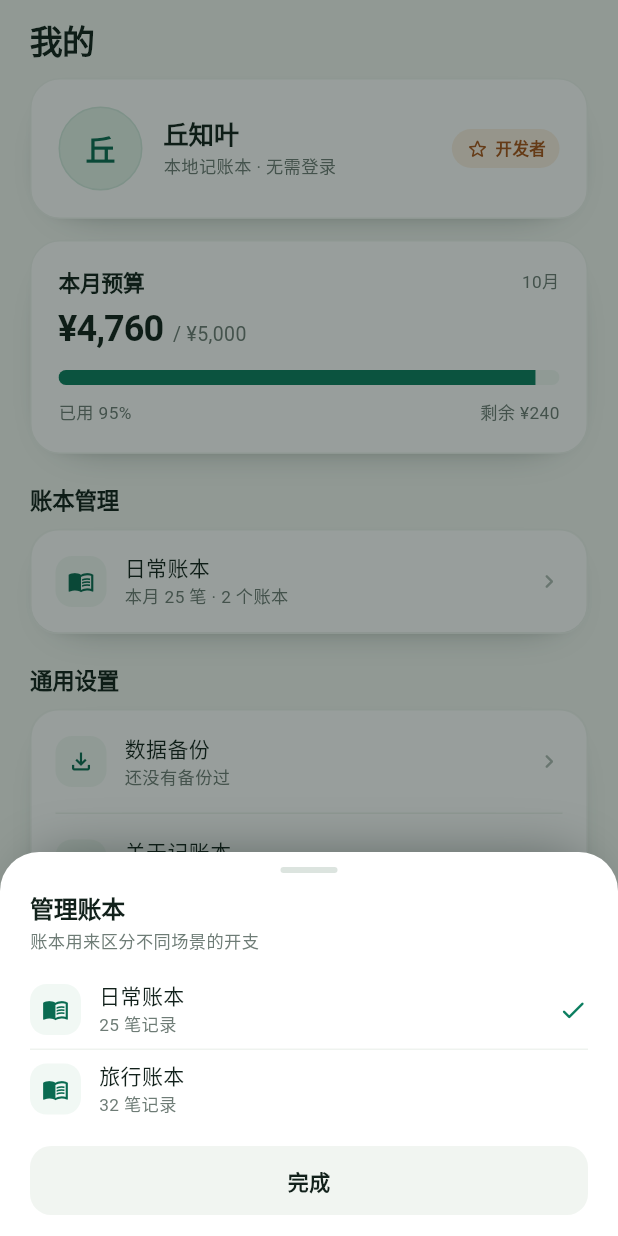
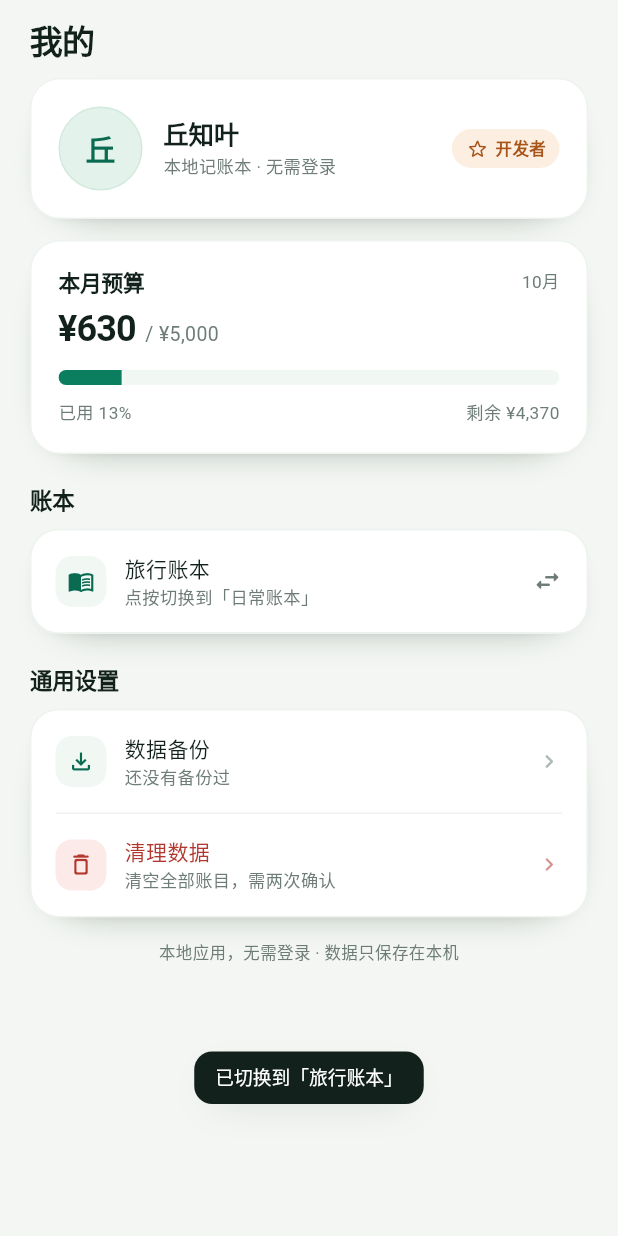
Before and after one commit to qiuzhiyei/entry-flow, a Flutter app: the ProfileScreen widget shown alone on an empty page, opened directly, after a tap on "日常账本", on a phone screen of 412 x 824 dp. Run offline on Flutter 3.47's test engine with Material 3 defaults, Android fonts, the phone set to English and light mode, and no system bars; our stand-ins replace file_picker, hive, hive_flutter; accounts and stored records are empty.

Commit message:
Simplify profile ledger switching and remove duplicate about
Collapse ledger management to a single direct-switch row without a sheet, and remove the about row whose developer text duplicated the user card.

```diff
--- a/lib/screens/profile_screen.dart
+++ b/lib/screens/profile_screen.dart
@@ -12,16 +12,23 @@ import '../widgets/data_backup_sheet.dart';
 class ProfileScreen extends StatelessWidget {
   const ProfileScreen({super.key});
 
-  Future<void> _openLedgerSheet(BuildContext context) async {
+  Future<void> _switchLedger(BuildContext context) async {
     final provider = context.read<LedgerProvider>();
-    await showModalBottomSheet<void>(
-      context: context,
-      isScrollControlled: true,
-      useSafeArea: false,
-      backgroundColor: Colors.transparent,
-      barrierColor: AppColors.scrim,
-      builder: (sheetContext) => _LedgerSheet(provider: provider),
+    final current = provider.selectedLedger;
+    final next = Ledgers.all.firstWhere(
+      (ledger) => ledger.id != current.id,
+      orElse: () => current,
     );
+    if (next.id == current.id) return;
+
+    try {
+      await provider.selectLedger(next.id);
+      if (!context.mounted) return;
+      showAppToast('已切换到「${next.name}」');
+    } catch (_) {
+      if (!context.mounted) return;
+      showAppToast('账本切换失败，请重试');
+    }
   }
 
   @override
@@ -32,6 +39,10 @@ class ProfileScreen extends StatelessWidget {
     final budget = LedgerProvider.budgetCents;
     final progress = (used / budget).clamp(0.0, 1.0).toDouble();
     final over = used > budget;
+    final otherLedger = Ledgers.all.firstWhere(
+      (item) => item.id != ledger.selectedLedger.id,
+      orElse: () => ledger.selectedLedger,
+    );
 
     return Column(
       crossAxisAlignment: CrossAxisAlignment.stretch,
@@ -53,15 +64,15 @@ class ProfileScreen extends StatelessWidget {
                 over: over,
                 monthLabel: Dates.monthShort(now),
               ),
-              _SectionHead('账本管理'),
+              _SectionHead('账本'),
               _ListCard(
                 children: <Widget>[
                   _LedgerRow(
                     ledger: ledger.selectedLedger,
-                    subtitle:
-                        '本月 ${ledger.currentMonthCount} 笔 · '
-                        '${Ledgers.all.length} 个账本',
-                    onTap: () => _openLedgerSheet(context),
+                    subtitle: otherLedger.id == ledger.selectedLedger.id
+                        ? '当前账本'
+                        : '点按切换到「${otherLedger.name}」',
+                    onTap: () => _switchLedger(context),
                   ),
                 ],
               ),
@@ -73,13 +84,6 @@ class ProfileScreen extends StatelessWidget {
                     title: '数据备份',
                     subtitle: Dates.backupLabel(ledger.lastBackupAt, now: now),
                     onTap: () => showDataBackupSheet(context),
-                  ),
-                  const _RowDivider(),
-                  _SettingRow(
-                    icon: Icons.info_outline_rounded,
-                    title: '关于记账本',
-                    subtitle: '丘知叶 开发 · 本地运行 v1.0',
-                    onTap: () => showAppToast('记账本 v1.0 · 开发者 丘知叶'),
                   ),
                   const _RowDivider(),
                   _SettingRow(
@@ -428,9 +432,9 @@ class _LedgerRow extends StatelessWidget {
               ),
             ),
             const Icon(
-              Icons.chevron_right_rounded,
-              size: 18,
-              color: AppColors.chevron,
+              Icons.swap_horiz_rounded,
+              size: 20,
+              color: AppColors.ink3,
             ),
           ],
         ),
@@ -502,173 +506,3 @@ class _SettingRow extends StatelessWidget {
     );
   }
 }
-
-class _LedgerSheet extends StatelessWidget {
-  const _LedgerSheet({required this.provider});
-
-  final LedgerProvider provider;
-
-  int _countFor(Ledger ledger) {
-    // Matches the prototype: the daily ledger shows this month's count, the
-    // travel ledger shows its total count.
-    return ledger.id == Ledgers.daily.id
-        ? provider.currentMonthCountForLedger(ledger.id)
-        : provider.totalCountForLedger(ledger.id);
-  }
-
-  @override
-  Widget build(BuildContext context) {
-    final bottomInset = MediaQuery.viewPaddingOf(context).bottom;
-    final ledgerRows = <Widget>[];
-    for (var i = 0; i < Ledgers.all.length; i++) {
-      final ledger = Ledgers.all[i];
-      if (i > 0) ledgerRows.add(const _RowDivider());
-      ledgerRows.add(
-        _SheetLedgerRow(
-          ledger: ledger,
-          count: _countFor(ledger),
-          selected: provider.selectedLedger.id == ledger.id,
-          onTap: () async {
-            if (provider.selectedLedger.id == ledger.id) {
-              Navigator.of(context).pop();
-              return;
-            }
-            await provider.selectLedger(ledger.id);
-            if (!context.mounted) return;
-            Navigator.of(context).pop();
-            showAppToast('已切换到「${ledger.name}」');
-          },
-        ),
-      );
-    }
-
-    return Container(
-      padding: EdgeInsets.fromLTRB(20, 10, 20, bottomInset + 14),
-      decoration: const BoxDecoration(
-        color: AppColors.surface,
-        borderRadius: BorderRadius.vertical(top: Radius.circular(26)),
-        boxShadow: <BoxShadow>[
-          BoxShadow(
-            color: Color(0x80091812),
-            offset: Offset(0, -12),
-            blurRadius: 32,
-            spreadRadius: -18,
-          ),
-        ],
-      ),
-      child: Column(
-        mainAxisSize: MainAxisSize.min,
-        crossAxisAlignment: CrossAxisAlignment.stretch,
-        children: <Widget>[
-          Center(
-            child: Container(
-              width: 38,
-              height: 4,
-              margin: const EdgeInsets.only(bottom: 14),
-              decoration: BoxDecoration(
-                color: const Color(0xFFDCE4DF),
-                borderRadius: BorderRadius.circular(99),
-              ),
-            ),
-          ),
-          const Text(
-            '管理账本',
-            style: TextStyle(
-              fontSize: 16,
-              height: 1.2,
-              fontWeight: FontWeight.w600,
-              letterSpacing: -0.16,
-              color: AppColors.ink,
-            ),
-          ),
-          const SizedBox(height: 4),
-          const Text(
-            '账本用来区分不同场景的开支',
-            style: TextStyle(fontSize: 11.5, color: AppColors.ink3),
-          ),
-          const SizedBox(height: 12),
-          ...ledgerRows,
-          const SizedBox(height: 12),
-          SizedBox(
-            height: 46,
-            child: Material(
-              color: const Color(0xFFF1F5F1),
-              borderRadius: BorderRadius.circular(14),
-              clipBehavior: Clip.antiAlias,
-              child: InkWell(
-                onTap: () => Navigator.of(context).pop(),
-                child: const Center(
-                  child: Text(
-                    '完成',
-                    style: TextStyle(
-                      fontSize: 14,
-                      fontWeight: FontWeight.w600,
-                      color: AppColors.ink,
-                    ),
-                  ),
-                ),
-              ),
-            ),
-          ),
-        ],
-      ),
-    );
-  }
-}
-
-class _SheetLedgerRow extends StatelessWidget {
-  const _SheetLedgerRow({
-    required this.ledger,
-    required this.count,
-    required this.selected,
-    required this.onTap,
-  });
-
-  final Ledger ledger;
-  final int count;
-  final bool selected;
-  final VoidCallback onTap;
-
-  @override
-  Widget build(BuildContext context) {
-    return InkWell(
-      onTap: onTap,
-      child: SizedBox(
-        height: 52,
-        child: Row(
-          children: <Widget>[
-            const _RowIcon(Icons.menu_book_outlined),
-            const SizedBox(width: 12),
-            Expanded(
-              child: Column(
-                mainAxisAlignment: MainAxisAlignment.center,
-                crossAxisAlignment: CrossAxisAlignment.start,
-                children: <Widget>[
-                  Text(
-                    ledger.name,
-                    style: const TextStyle(
-                      fontSize: 14,
-                      height: 1.3,
-                      fontWeight: FontWeight.w500,
-                      color: AppColors.ink,
-                    ),
-                  ),
-                  const SizedBox(height: 2),
-                  Text(
-                    '$count 笔记录',
-                    style: const TextStyle(
-                      fontSize: 11.5,
-                      color: AppColors.ink3,
-                    ),
-                  ),
-                ],
-              ),
-            ),
-            if (selected)
-              const Icon(Icons.check_rounded, size: 20, color: AppColors.mint),
-          ],
-        ),
-      ),
-    );
-  }
-}
```
Also changed, not shown: 4 other files.
